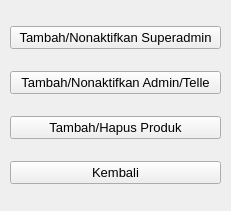
Qt form mainFiles/assets/ui/superadminUi.ui (NathanielClarence/telemarketingdb) before a commit.
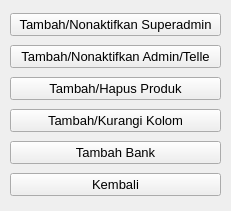
The same form after that commit.

Commit message: Add new data function moved to superadmins

```diff
--- a/mainFiles/assets/ui/superadminUi.ui
+++ b/mainFiles/assets/ui/superadminUi.ui
@@ -59,6 +59,30 @@
       </property>
      </widget>
     </item>
+    <item>
+     <widget class="QPushButton" name="btn_addCol">
+      <property name="font">
+       <font>
+        <pointsize>10</pointsize>
+       </font>
+      </property>
+      <property name="text">
+       <string>Tambah/Kurangi Kolom</string>
+      </property>
+     </widget>
+    </item>
+    <item>
+     <widget class="QPushButton" name="btn_addBank">
+      <property name="font">
+       <font>
+        <pointsize>10</pointsize>
+       </font>
+      </property>
+      <property name="text">
+       <string>Tambah Bank</string>
+      </property>
+     </widget>
+    </item>
     <item>
      <widget class="QPushButton" name="btn_back">
       <property name="font">
```
The commit also changes 11 other files.
